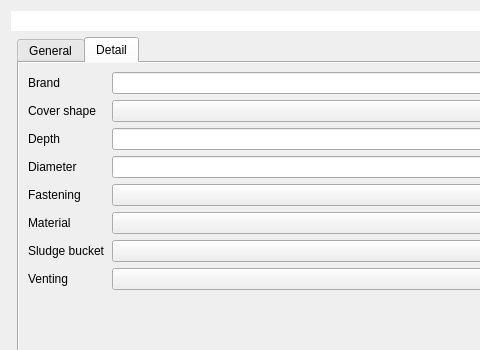
QGEP/QGEP, file project/forms/cover.ui: the form before one commit; both pictures show x 0 to 480 and y 0 to 350 of the 782 by 656 pixel window.
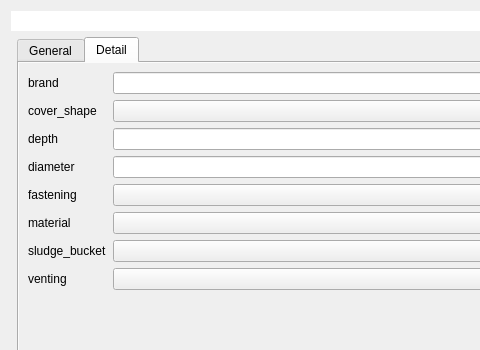
The form after the commit. The open tabs and pages were chosen to show the change. Custom widgets are drawn as their Qt base class.

Patch:
```diff
--- a/project/forms/cover.ui
+++ b/project/forms/cover.ui
@@ -98,7 +98,7 @@
            <item row="0" column="0">
             <widget class="QLabel" name="label_9">
              <property name="text">
-              <string>Brand</string>
+              <string>brand</string>
              </property>
             </widget>
            </item>
@@ -108,7 +108,7 @@
            <item row="1" column="0">
             <widget class="QLabel" name="lblCoverShape">
              <property name="text">
-              <string>Cover shape</string>
+              <string>cover_shape</string>
              </property>
             </widget>
            </item>
@@ -118,7 +118,7 @@
            <item row="2" column="0">
             <widget class="QLabel" name="label_2">
              <property name="text">
-              <string>Depth</string>
+              <string>depth</string>
              </property>
             </widget>
            </item>
@@ -128,7 +128,7 @@
            <item row="3" column="0">
             <widget class="QLabel" name="label_5">
              <property name="text">
-              <string>Diameter</string>
+              <string>diameter</string>
              </property>
             </widget>
            </item>
@@ -138,7 +138,7 @@
            <item row="4" column="0">
             <widget class="QLabel" name="label_6">
              <property name="text">
-              <string>Fastening</string>
+              <string>fastening</string>
              </property>
             </widget>
            </item>
@@ -148,7 +148,7 @@
            <item row="5" column="0">
             <widget class="QLabel" name="label_3">
              <property name="text">
-              <string>Material</string>
+              <string>material</string>
              </property>
             </widget>
            </item>
@@ -158,7 +158,7 @@
            <item row="6" column="0">
             <widget class="QLabel" name="label_4">
              <property name="text">
-              <string>Sludge bucket</string>
+              <string>sludge_bucket</string>
              </property>
             </widget>
            </item>
@@ -168,7 +168,7 @@
            <item row="7" column="0">
             <widget class="QLabel" name="label_8">
              <property name="text">
-              <string>Venting</string>
+              <string>venting</string>
              </property>
             </widget>
            </item>
```
Left out of the diff: 28 changed lines with no effect on the pictures.
